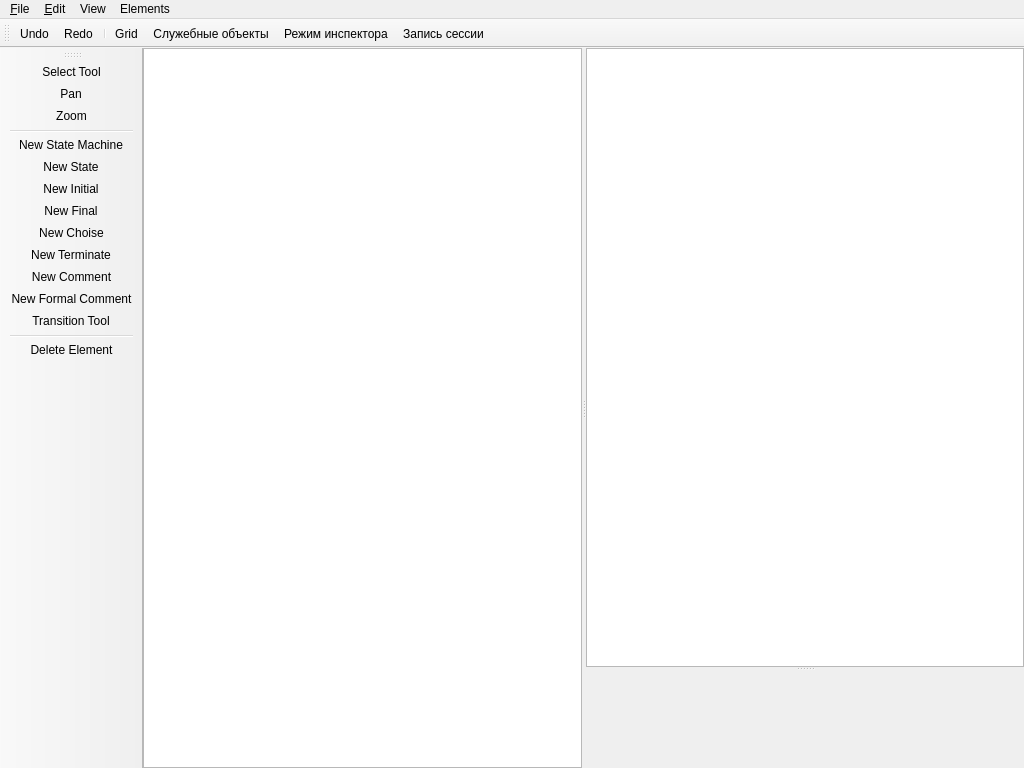
dralex/CyberiadaHSM-Editor, file smeditor_window.ui: the form before one commit.
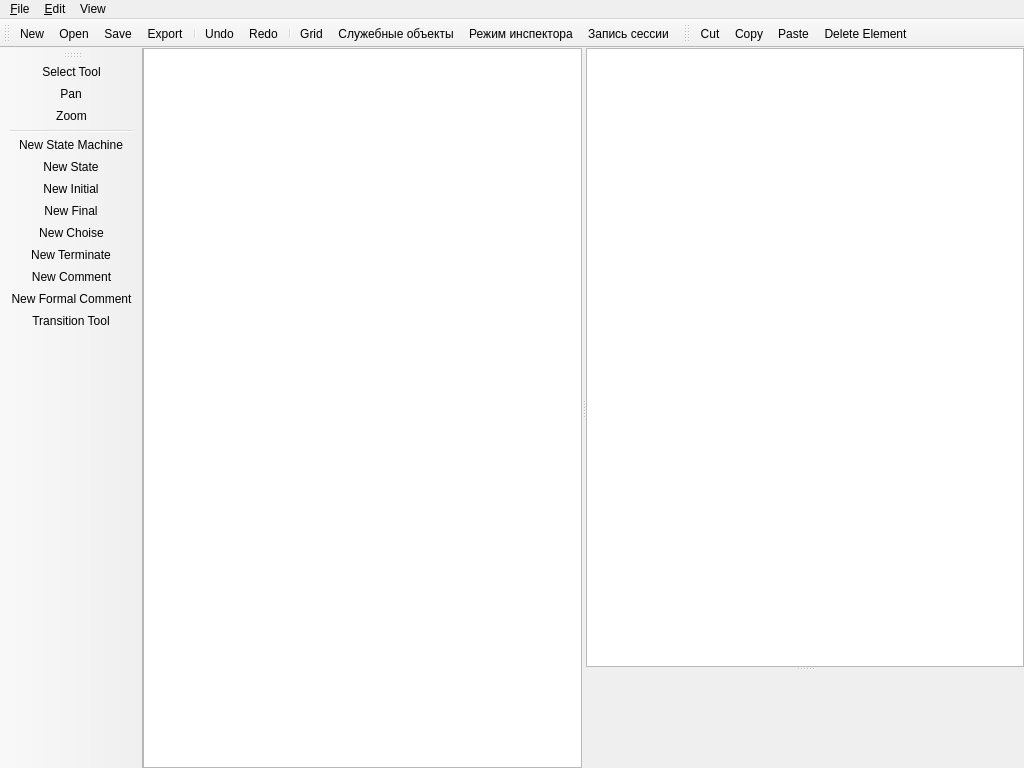
The form after the commit. Icons and pictures are not drawn. Custom widgets are drawn as their Qt base class.

Commit message:
refactor the top menus and add the file and clipboard toolbars
Menu bar is now File/Edit/View: Edit gathers cut/copy/paste/delete, undo/redo, a Tools submenu (ex Elements) and inspector mode; the main toolbar leads with New/Open/Save/Export before undo/redo; a clipboard toolbar carries cut/copy/paste/delete and Delete leaves the tool palette. Wire New to a new-document slot and the clipboard actions.

Patch:
```diff
--- a/smeditor_window.ui
+++ b/smeditor_window.ui
@@ -123,24 +123,9 @@
     <addaction name="actionPreferences"/>
     <addaction name="separator"/>
    </widget>
-   <widget class="QMenu" name="menuElements">
-    <property name="title">
-     <string>Elements</string>
-    </property>
-    <addaction name="actionNewState"/>
-    <addaction name="actionNewInitial"/>
-    <addaction name="actionNewFinal"/>
-    <addaction name="actionNewTerminate"/>
-    <addaction name="actionNewComment"/>
-    <addaction name="actionNewFormalComment"/>
-    <addaction name="actionNewTransition"/>
-    <addaction name="actionNewChoise"/>
-    <addaction name="actionNewStateMachine"/>
-   </widget>
    <addaction name="menuFile"/>
    <addaction name="menuEdit"/>
    <addaction name="menuView"/>
-   <addaction name="menuElements"/>
   </widget>
   <widget class="QToolBar" name="mainToolBar">
    <attribute name="toolBarArea">
@@ -149,6 +134,11 @@
    <attribute name="toolBarBreak">
     <bool>false</bool>
    </attribute>
+   <addaction name="actionNew"/>
+   <addaction name="actionOpen"/>
+   <addaction name="actionSave"/>
+   <addaction name="actionExport"/>
+   <addaction name="separator"/>
    <addaction name="actionUndo"/>
    <addaction name="actionRedo"/>
    <addaction name="separator"/>
@@ -157,6 +147,21 @@
    <addaction name="actionInspectorMode"/>
    <addaction name="actionLogSession"/>
   </widget>
+  <widget class="QToolBar" name="editToolBar">
+   <property name="windowTitle">
+    <string>Edit</string>
+   </property>
+   <attribute name="toolBarArea">
+    <enum>TopToolBarArea</enum>
+   </attribute>
+   <attribute name="toolBarBreak">
+    <bool>false</bool>
+   </attribute>
+   <addaction name="actionCut"/>
+   <addaction name="actionCopy"/>
+   <addaction name="actionPaste"/>
+   <addaction name="actionDeleteElement"/>
+  </widget>
   <widget class="QToolBar" name="elementToolBar">
    <property name="windowTitle">
     <string>toolBar</string>
@@ -183,8 +188,6 @@
    <addaction name="actionNewComment"/>
    <addaction name="actionNewFormalComment"/>
    <addaction name="actionNewTransition"/>
-   <addaction name="separator"/>
-   <addaction name="actionDeleteElement"/>
   </widget>
   <action name="actionUndo">
    <property name="icon">
@@ -350,6 +353,42 @@
     <string>Del</string>
    </property>
   </action>
+  <action name="actionCut">
+   <property name="icon">
+    <iconset resource="smeditor.qrc">
+     <normaloff>:/Icons/images/edit-cut.png</normaloff>:/Icons/images/edit-cut.png</iconset>
+   </property>
+   <property name="text">
+    <string>Cut</string>
+   </property>
+   <property name="shortcut">
+    <string>Ctrl+X</string>
+   </property>
+  </action>
+  <action name="actionCopy">
+   <property name="icon">
+    <iconset resource="smeditor.qrc">
+     <normaloff>:/Icons/images/edit-copy.png</normaloff>:/Icons/images/edit-copy.png</iconset>
+   </property>
+   <property name="text">
+    <string>Copy</string>
+   </property>
+   <property name="shortcut">
+    <string>Ctrl+C</string>
+   </property>
+  </action>
+  <action name="actionPaste">
+   <property name="icon">
+    <iconset resource="smeditor.qrc">
+     <normaloff>:/Icons/images/edit-paste.png</normaloff>:/Icons/images/edit-paste.png</iconset>
+   </property>
+   <property name="text">
+    <string>Paste</string>
+   </property>
+   <property name="shortcut">
+    <string>Ctrl+V</string>
+   </property>
+  </action>
   <action name="actionSave">
    <property name="text">
     <string>&amp;Save...</string>
```
Left out of the diff: 40 changed lines with no effect on the pictures. The commit also changes 2 other files.
